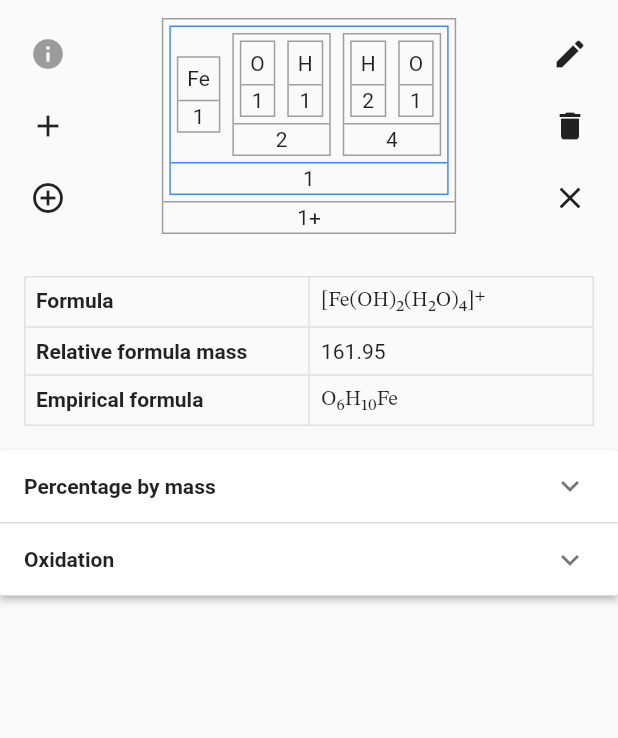
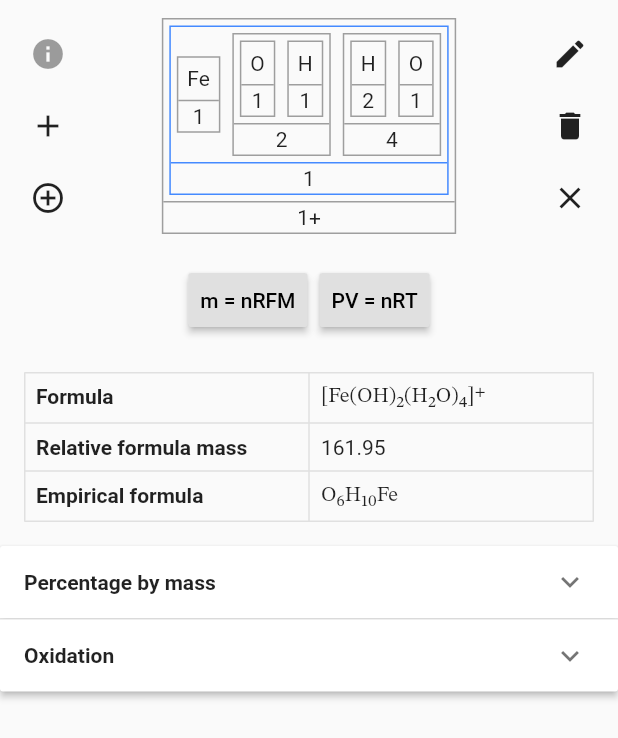
Before and after one commit to Mapioi/unhexennium, a Flutter app: the FormulaParent widget shown alone on an empty page, opened directly, on a phone screen of 412 x 824 dp. Shown: the top 738 px of the screen. Run offline on Flutter 3.47's test engine with Material 2 defaults, Android fonts, the phone set to English and light mode, and no system bars.

Commit message:
Add formula mass / mole calculations

```diff
--- a/lib/tabs/formula.dart
+++ b/lib/tabs/formula.dart
@@ -102,6 +102,10 @@ class FormulaState {
   static int selectedBlockIndex = 0;
   static ElementSymbol underCursor =
       formulaFactory.elementsList[selectedBlockIndex].elementSymbol;
+
+  static num mass = 0, mole = 0;
+
+  static num pressure, volume, temperature;
 
   static List<bool> expansionPanelStates = [false, false];
 
@@ -371,6 +375,9 @@ class FormulaParent extends StatelessWidget {
       buildEditor(context, currentPair, currentSubscript),
       // Formula Editor
 
+      // Calculations
+      buildButtons(context),
+
       // Render
       Expanded(
         child: ListView(
@@ -387,6 +394,26 @@ class FormulaParent extends StatelessWidget {
         ),
       )
     ]);
+  }
+
+  Widget buildButtons(BuildContext context) {
+    return new ButtonBar(
+      alignment: MainAxisAlignment.center,
+      children: <Widget>[
+        new RaisedButton(
+          child: Text("m = nRFM"),
+          onPressed: FormulaState.formula.rfm != 0
+              ? () => massMolePrompt(context)
+              : null,
+        ),
+        new RaisedButton(
+          child: Text("PV = nRT"),
+          onPressed: FormulaState.formula.rfm != 0
+              ? () => idealGasPrompt(context)
+              : null,
+        ),
+      ],
+    );
   }
 
   Widget buildStaticData() {
```
Also changed, not shown: lib/tabs/popups.dart (+88 -3 lines).
